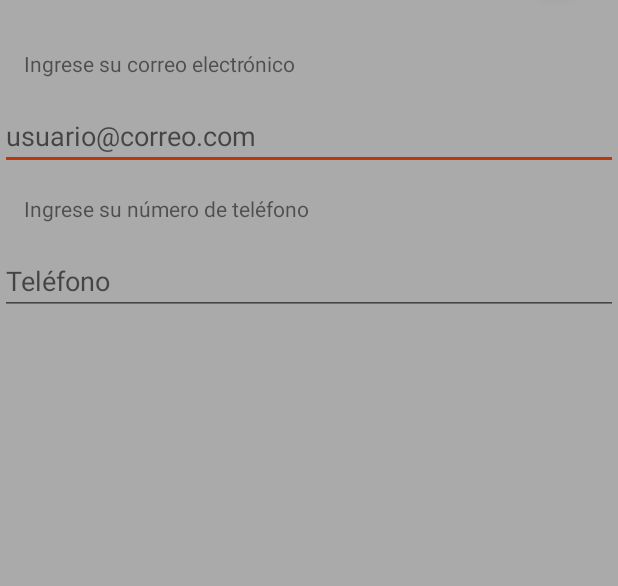
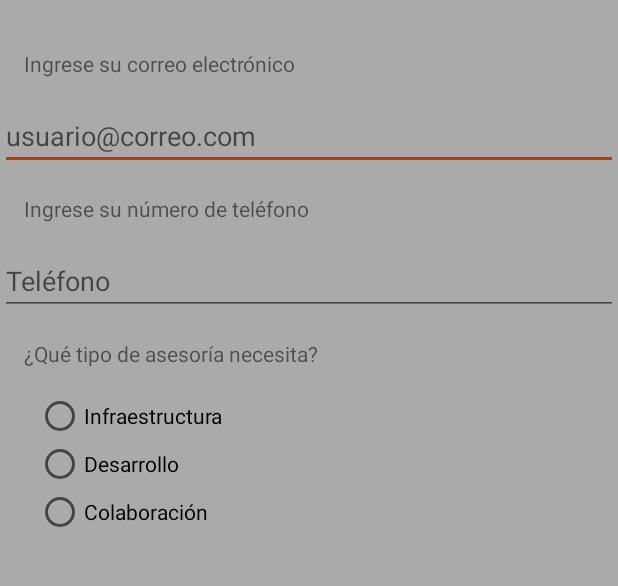
Before and after one commit to Riemsianne/PruebaDLatam, an Android app: the screen it shows after launch (MainActivity), on a phone screen of 412 x 824 dp, the part 322-908 px from its top. Run offline under Robolectric (Android 15) with nearby library versions, the phone set to English and light mode, and no system bars.

Commit message:
nine commit

```diff
--- a/app/src/main/res/layout/content_main.xml
+++ b/app/src/main/res/layout/content_main.xml
@@ -57,7 +57,39 @@
             android:layout_centerHorizontal="true"
             android:layout_centerVertical="true"
             android:hint="Teléfono" />
+    <TextView
+        android:layout_width="match_parent"
+        android:layout_height="wrap_content"
+        android:layout_below="@+id/campo_telefono"
+        android:id="@+id/tiPas"
+        android:layout_marginBottom="8dp"
+        android:layout_margin="16dp"
+        android:text="¿Qué tipo de asesoría necesita?" />
 
+    <RadioGroup
+        android:layout_below="@+id/tiPas"
+        android:layout_width="match_parent"
+        android:layout_height="wrap_content"
+        android:id="@+id/selAse"
+        android:layout_marginBottom="16dp"
+        android:paddingLeft="24dp" >
+
+        <RadioButton
+        android:layout_width="match_parent"
+        android:layout_height="wrap_content"
+        android:text="Infraestructura" />
+
+        <RadioButton
+            android:layout_width="match_parent"
+            android:layout_height="wrap_content"
+            android:text="Desarrollo" />
+
+        <RadioButton
+            android:layout_width="match_parent"
+            android:layout_height="wrap_content"
+            android:text="Colaboración" />
+
+    </RadioGroup>
 </RelativeLayout>
     </LinearLayout>
 
```
